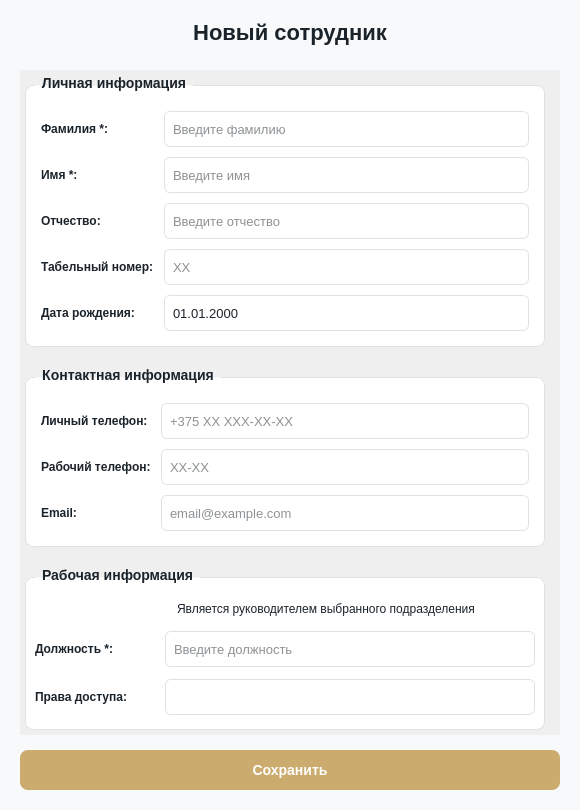
This is client/ui/system/employees/employee_dialog.ui in lerakaplich/Documents as Qt 5 draws it before an edit. The edited form follows.
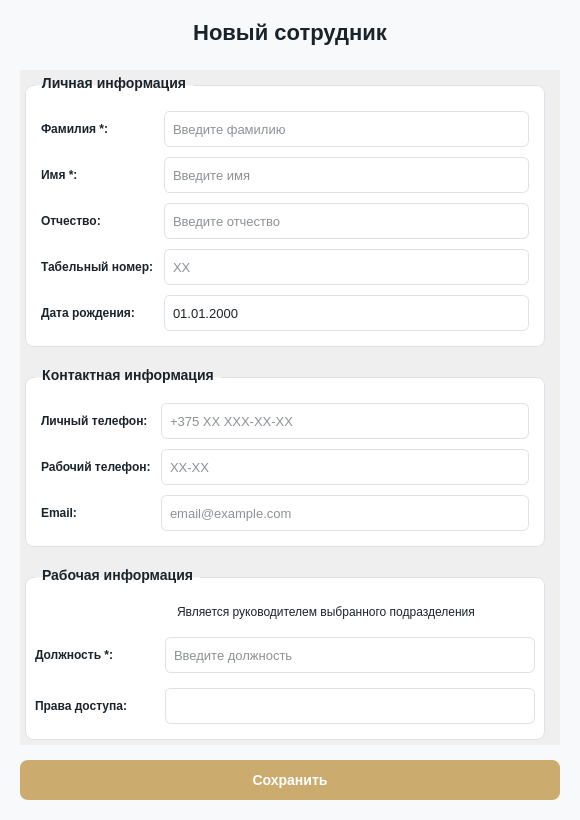
This is the edited form. Icons and pictures are not drawn.

```diff
--- a/client/ui/system/employees/employee_dialog.ui
+++ b/client/ui/system/employees/employee_dialog.ui
@@ -7,9 +7,21 @@
     <x>0</x>
     <y>0</y>
     <width>580</width>
-    <height>810</height>
+    <height>820</height>
    </rect>
   </property>
+  <property name="minimumSize">
+   <size>
+    <width>0</width>
+    <height>820</height>
+   </size>
+  </property>
+  <property name="maximumSize">
+   <size>
+    <width>16777215</width>
+    <height>820</height>
+   </size>
+  </property>
   <property name="windowTitle">
    <string>Сотрудник</string>
   </property>
@@ -575,7 +587,7 @@
         <x>0</x>
         <y>0</y>
         <width>540</width>
-        <height>660</height>
+        <height>670</height>
        </rect>
       </property>
       <layout class="QVBoxLayout" name="scrollLayout">
@@ -1016,7 +1028,7 @@
               <property name="minimumSize">
                <size>
                 <width>0</width>
-                <height>36</height>
+                <height>34</height>
                </size>
               </property>
               <property name="maximumSize">
```
